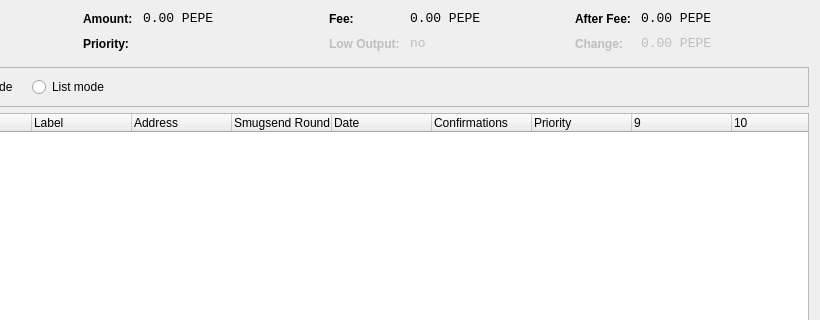
Old version of the form src/qt/forms/coincontroldialog.ui in the repository projectmemetic/pepecoin; both pictures show x 180 to 1000 and y 0 to 320 of the 1000 by 500 pixel window.
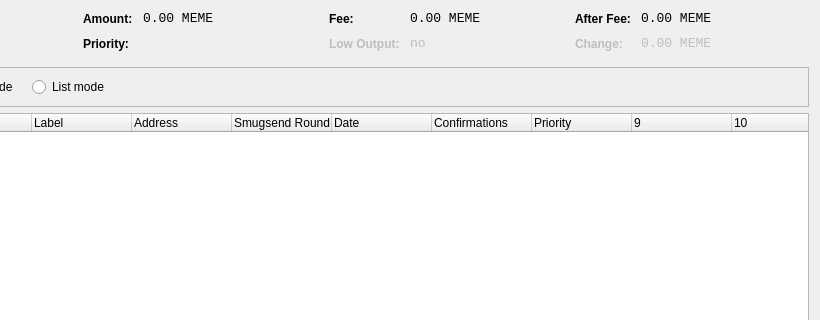
New version of the form. Custom widgets are drawn as their Qt base class.

The edit to the form file:
```diff
--- a/src/qt/forms/coincontroldialog.ui
+++ b/src/qt/forms/coincontroldialog.ui
@@ -141,7 +141,7 @@
           <enum>Qt::ActionsContextMenu</enum>
          </property>
          <property name="text">
-          <string notr="true">0.00 PEPE</string>
+          <string notr="true">0.00 MEME</string>
          </property>
          <property name="textInteractionFlags">
           <set>Qt::LinksAccessibleByMouse|Qt::TextSelectableByKeyboard|Qt::TextSelectableByMouse</set>
@@ -221,7 +221,7 @@
           <enum>Qt::ActionsContextMenu</enum>
          </property>
          <property name="text">
-          <string notr="true">0.00 PEPE</string>
+          <string notr="true">0.00 MEME</string>
          </property>
          <property name="textInteractionFlags">
           <set>Qt::LinksAccessibleByMouse|Qt::TextSelectableByKeyboard|Qt::TextSelectableByMouse</set>
@@ -307,7 +307,7 @@
           <enum>Qt::ActionsContextMenu</enum>
          </property>
          <property name="text">
-          <string notr="true">0.00 PEPE</string>
+          <string notr="true">0.00 MEME</string>
          </property>
          <property name="textInteractionFlags">
           <set>Qt::LinksAccessibleByMouse|Qt::TextSelectableByKeyboard|Qt::TextSelectableByMouse</set>
@@ -345,7 +345,7 @@
           <enum>Qt::ActionsContextMenu</enum>
          </property>
          <property name="text">
-          <string notr="true">0.00 PEPE</string>
+          <string notr="true">0.00 MEME</string>
          </property>
          <property name="textInteractionFlags">
           <set>Qt::LinksAccessibleByMouse|Qt::TextSelectableByKeyboard|Qt::TextSelectableByMouse</set>
```
